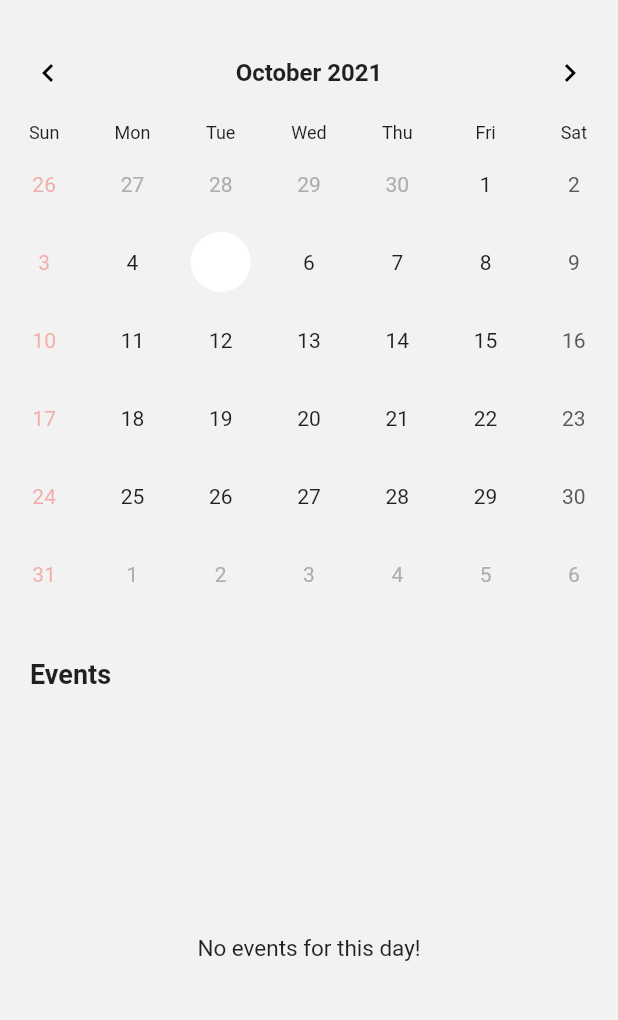
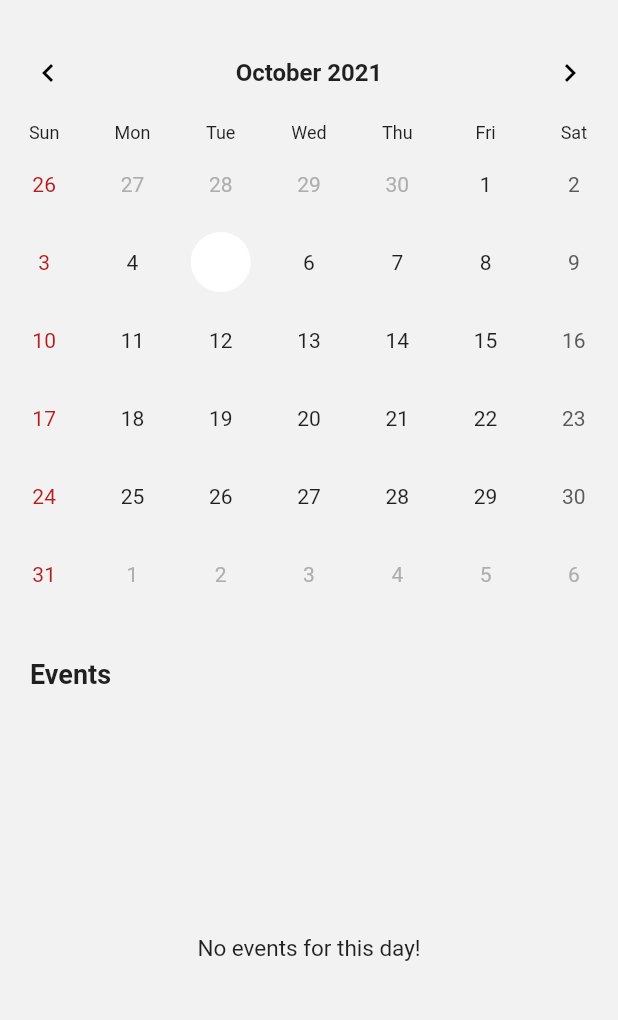
Before and after one commit to dipanshparmar/cpuh-client-app, a Flutter app: the screen it shows after launch, on a phone screen of 412 x 824 dp, the part 59-1079 px from its top. Run offline on Flutter 3.47's test engine with Material 2 defaults, Android fonts, the phone set to English and light mode, and no system bars; drawn by our look-alikes of table_calendar; our stand-ins replace share_plus.

Commit message:
calendar holiday color update and events page icon color fix

```diff
--- a/lib/pages/event_page.dart
+++ b/lib/pages/event_page.dart
@@ -37,6 +37,7 @@ class EventPage extends StatelessWidget {
         actions: [
           IconButton(
             icon: const Icon(Icons.send),
+            color: Theme.of(context).iconTheme.color,
             onPressed: () {
               // getting today
               DateTime today = DateTime.now();
--- a/lib/widgets/calendar.dart
+++ b/lib/widgets/calendar.dart
@@ -121,7 +121,7 @@ class _CalendarState extends State<Calendar> {
       // calendar styles
       calendarStyle: CalendarStyle(
         holidayTextStyle: TextStyle(
-          color: Colors.red.withOpacity(.4),
+          color: Colors.red.shade900,
         ),
         // overriding the default configs
         holidayDecoration: const BoxDecoration(
```
